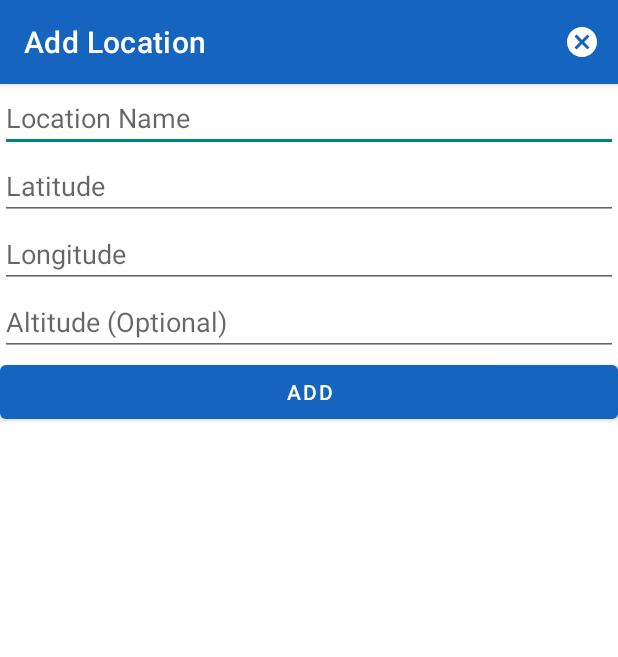
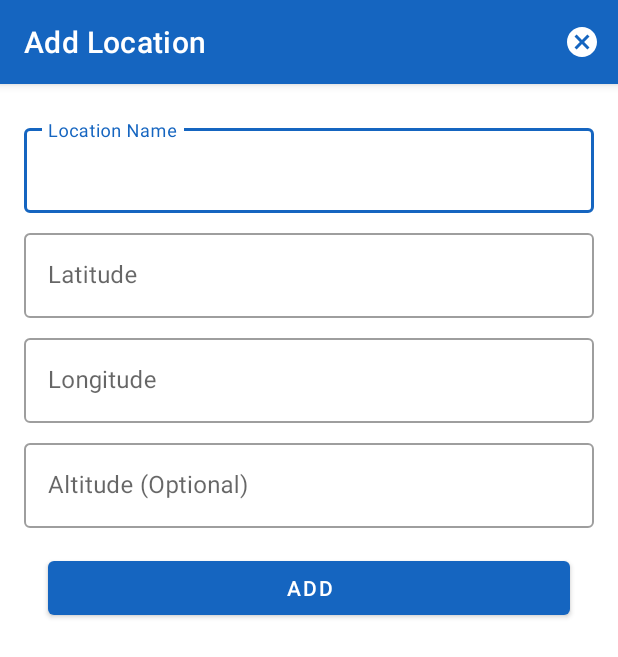
Before and after one commit to DylanGore/Mobile-App-Dev-1-Assignment2, an Android app: the LocationActivity screen opened directly, with no data from a screen before it, on a phone screen of 412 x 824 dp. Shown: the top 657 px of the screen. Run offline under Robolectric (Android 15) with nearby library versions, the phone set to English and light mode, and no system bars.

Commit message:
Update theme and layouts to better reflect Material Design guidelines

```diff
--- a/app/src/main/java/ie/dylangore/mad1/assignment2/activities/ObservationStationActivity.kt
+++ b/app/src/main/java/ie/dylangore/mad1/assignment2/activities/ObservationStationActivity.kt
@@ -68,11 +68,7 @@ class ObservationStationActivity : AppCompatActivity(), AnkoLogger {
                 R.string.station_pressure,
                 station.pressure.toString()
             )
-            binding.stationWind.text = String.format(
-                resources.getString(R.string.station_wind),
-                station.wind_speed.toString(),
-                station.wind_direction_str
-            )
+            binding.stationWind.text = getString(R.string.station_wind, station.wind_speed.toString(), station.wind_direction_str)
             binding.stationWindGust.text = resources.getString(
                 R.string.station_wind_gust,
                 station.wind_gust.toString()
--- a/app/src/main/res/layout/activity_location.xml
+++ b/app/src/main/res/layout/activity_location.xml
@@ -1,64 +1,91 @@
 <?xml version="1.0" encoding="utf-8"?>
 <androidx.constraintlayout.widget.ConstraintLayout
     xmlns:android="http://schemas.android.com/apk/res/android"
-    xmlns:app="http://schemas.android.com/apk/res-auto"
     xmlns:tools="http://schemas.android.com/tools"
     android:layout_width="match_parent"
     android:layout_height="match_parent"
+    android:paddingHorizontal="@dimen/activity_horizontal_margin"
+    android:paddingVertical="@dimen/activity_vertical_margin"
     tools:context=".activities.LocationActivity">
 
     <ScrollView
         android:layout_width="match_parent"
         android:layout_height="match_parent"
         android:fillViewport="true">
-
         <LinearLayout
             android:layout_width="match_parent"
             android:layout_height="wrap_content"
             android:orientation="vertical">
 
-            <EditText
+            <com.google.android.material.textfield.TextInputLayout
+                style="@style/Widget.MaterialComponents.TextInputLayout.OutlinedBox"
+                android:layout_width="match_parent"
+                android:layout_height="wrap_content"
+                android:layout_marginTop="@dimen/keyline_2">
+                <com.google.android.material.textfield.TextInputEditText
                     android:id="@+id/location_name"
                     android:layout_width="match_parent"
                     android:layout_height="wrap_content"
                     android:ems="10"
                     android:hint="@string/location_name_hint"
                     android:inputType="textPersonName|textAutoComplete" />
+            </com.google.android.material.textfield.TextInputLayout>
 
-            <EditText
+            <com.google.android.material.textfield.TextInputLayout
+                style="@style/Widget.MaterialComponents.TextInputLayout.OutlinedBox"
+                android:layout_width="match_parent"
+                android:layout_height="wrap_content"
+                android:layout_marginTop="@dimen/keyline_2">
+                <com.google.android.material.textfield.TextInputEditText
                     android:id="@+id/location_latitude"
                     android:layout_width="match_parent"
                     android:layout_height="wrap_content"
-                android:ems="10"
                     android:hint="@string/location_latitude_hint"
                     android:inputType="numberSigned|numberDecimal" />
+            </com.google.android.material.textfield.TextInputLayout>
 
-            <EditText
+            <com.google.android.material.textfield.TextInputLayout
+                style="@style/Widget.MaterialComponents.TextInputLayout.OutlinedBox"
+                android:layout_width="match_parent"
+                android:layout_height="wrap_content"
+                android:layout_marginTop="@dimen/keyline_2">
+                <com.google.android.material.textfield.TextInputEditText
                     android:id="@+id/location_longitude"
                     android:layout_width="match_parent"
                     android:layout_height="wrap_content"
-                android:ems="10"
                     android:hint="@string/location_longitude_hint"
                     android:inputType="numberSigned|numberDecimal" />
+            </com.google.android.material.textfield.TextInputLayout>
 
-            <EditText
+            <com.google.android.material.textfield.TextInputLayout
+                style="@style/Widget.MaterialComponents.TextInputLayout.OutlinedBox"
+                android:layout_width="match_parent"
+                android:layout_height="wrap_content"
+                android:layout_marginTop="@dimen/keyline_2">
+                <com.google.android.material.textfield.TextInputEditText
                     android:id="@+id/location_altitude"
                     android:layout_width="match_parent"
                     android:layout_height="wrap_content"
-                android:ems="10"
                     android:hint="@string/location_altitude_hint"
                     android:inputType="number" />
+            </com.google.android.material.textfield.TextInputLayout>
 
             <Button
                 android:id="@+id/location_add_edit_button"
                 android:layout_width="match_parent"
                 android:layout_height="wrap_content"
+                android:layout_marginTop="@dimen/keyline_4"
+                android:layout_marginStart="@dimen/keyline_4"
+                android:layout_marginEnd="@dimen/keyline_4"
                 android:text="@string/location_add_button_text" />
 
             <Button
                 android:id="@+id/location_delete_button"
                 android:layout_width="match_parent"
                 android:layout_height="wrap_content"
+                android:layout_marginTop="@dimen/keyline_4"
+                android:layout_marginStart="@dimen/keyline_4"
+                android:layout_marginEnd="@dimen/keyline_4"
                 android:text="@string/location_delete_button_text"
                 tools:visibility="gone" />
         </LinearLayout>
--- a/app/src/main/res/layout/activity_main.xml
+++ b/app/src/main/res/layout/activity_main.xml
@@ -1,7 +1,6 @@
 <?xml version="1.0" encoding="utf-8"?>
 <androidx.constraintlayout.widget.ConstraintLayout xmlns:android="http://schemas.android.com/apk/res/android"
     xmlns:app="http://schemas.android.com/apk/res-auto"
-    xmlns:tools="http://schemas.android.com/tools"
     android:id="@+id/container"
     android:layout_width="match_parent"
     android:layout_height="match_parent">
--- a/app/src/main/res/layout/activity_settings.xml
+++ b/app/src/main/res/layout/activity_settings.xml
@@ -1,11 +1,12 @@
 <?xml version="1.0" encoding="utf-8"?>
 <LinearLayout
     xmlns:android="http://schemas.android.com/apk/res/android"
-    xmlns:app="http://schemas.android.com/apk/res-auto"
     xmlns:tools="http://schemas.android.com/tools"
     android:layout_width="match_parent"
     android:layout_height="match_parent"
     android:orientation="vertical"
+    android:paddingHorizontal="@dimen/activity_horizontal_margin"
+    android:paddingVertical="@dimen/activity_vertical_margin"
     tools:context=".activities.SettingsActivity">
 
     <Button
--- a/app/src/main/res/layout/fragment_locations.xml
+++ b/app/src/main/res/layout/fragment_locations.xml
@@ -4,7 +4,6 @@
     xmlns:tools="http://schemas.android.com/tools"
     android:layout_width="match_parent"
     android:layout_height="match_parent"
-    tools:context=".ui.fragments.LocationsFragment"
     android:paddingBottom="64dp">
 
     <FrameLayout
@@ -34,7 +33,7 @@
         android:layout_height="wrap_content"
         android:layout_gravity="end|bottom"
         android:src="@drawable/ic_add"
-        android:layout_margin="16dp"
+        android:layout_margin="@dimen/keyline_4"
         android:contentDescription="TODO" />
 
 </FrameLayout>
--- a/app/src/main/res/values-night/themes.xml
+++ b/app/src/main/res/values-night/themes.xml
@@ -1,6 +1,6 @@
 <resources xmlns:tools="http://schemas.android.com/tools">
     <!-- Base application theme. -->
-    <style name="Theme.Weather" parent="Theme.MaterialComponents.DayNight.DarkActionBar">
+    <style name="Theme.Weather" parent="Theme.MaterialComponents">
         <!-- Primary brand color. -->
         <item name="colorPrimary">@color/primaryColor</item>
         <item name="colorPrimaryVariant">@color/primaryDarkColor</item>
--- a/app/src/main/res/values/dimens.xml
+++ b/app/src/main/res/values/dimens.xml
@@ -1,6 +1,13 @@
 <resources>
     <!-- Default screen margins, per the Android Design guidelines. -->
-    <dimen name="activity_horizontal_margin">16dp</dimen>
-    <dimen name="activity_vertical_margin">16dp</dimen>
-    <dimen name="text_margin">16dp</dimen>
+    <dimen name="keyline_0">2dp</dimen>
+    <dimen name="keyline_1">4dp</dimen>
+    <dimen name="keyline_2">8dp</dimen>
+    <dimen name="keyline_4">16dp</dimen>
+    <dimen name="keyline_5">24dp</dimen>
+
+    <dimen name="activity_horizontal_margin">@dimen/keyline_4</dimen>
+    <dimen name="activity_vertical_margin">@dimen/keyline_4</dimen>
+    <dimen name="component_label_horizontal_margin">@dimen/keyline_4</dimen>
+    <dimen name="elevation_default_top_app_bar">4dp</dimen>
 </resources>
--- a/app/src/main/res/values/strings.xml
+++ b/app/src/main/res/values/strings.xml
@@ -24,7 +24,7 @@
     <string name="station_humidity">Humidity: %1$s%%</string>
     <string name="station_pressure">Pressure: %1$s kPa</string>
     <string name="station_rain_1h">Rain: %1$s mm/hour</string>
-    <string name="station_wind">Wind: %1$s km/h ($2$s)</string>
+    <string name="station_wind">Wind: %1$s km/h (%2$s)</string>
     <string name="station_wind_gust">Rain Gust: %1$s km/hr</string>
     <string name="station_geohash">GeoHash: %1$s</string>
     <string name="station_latitude">Latitude: %1$s</string>
@@ -52,4 +52,6 @@
     <string name="error_invalid_longitude">Longitude must be between -180 and 80!</string>
     <string name="error_invalid_altitude">Altitude must be between 0 and 9000!</string>
     <string name="error_empty">Please enter a value!</string>
+    <string name="warning_icon_description">Warning Icon</string>
+    <string name="list_icon_description">List Icon</string>
 </resources>
--- a/app/src/main/res/values/themes.xml
+++ b/app/src/main/res/values/themes.xml
@@ -1,6 +1,6 @@
 <resources xmlns:tools="http://schemas.android.com/tools">
     <!-- Base application theme. -->
-    <style name="Theme.Weather" parent="Theme.MaterialComponents.DayNight.DarkActionBar">
+    <style name="Theme.Weather" parent="Theme.MaterialComponents.Light.DarkActionBar">
         <!-- Primary brand color. -->
         <item name="colorPrimary">@color/primaryColor</item>
         <item name="colorPrimaryVariant">@color/primaryLightColor</item>
```
Also changed, not shown: app/src/main/res/layout/activity_forecast.xml (+11 -6 lines), app/src/main/res/layout/activity_observation_station.xml (+13 -9 lines), app/src/main/res/layout/activity_warning.xml (+13 -4 lines), app/src/main/res/layout/list_card.xml (+27 -16 lines). Lines whose indentation alone changed are shown as unchanged.
